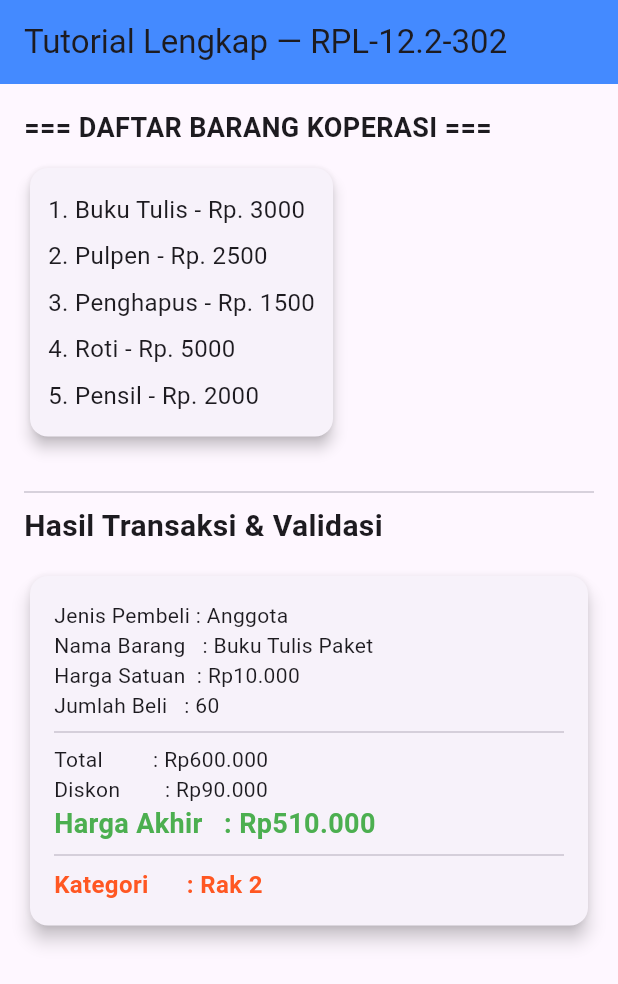
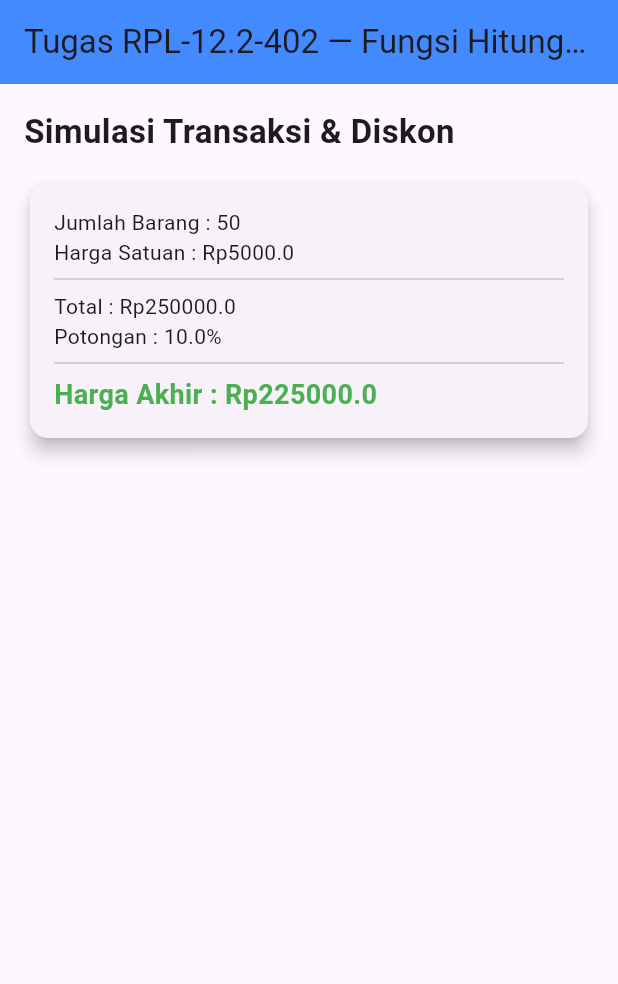
Before and after one commit to nandaridhoalfaroby-ui/project01_25, a Flutter app: the screen it shows after launch, on a phone screen of 412 x 824 dp. Shown: the top 984 px of the screen. Run offline on Flutter 3.47's test engine with Material 3 defaults, Android fonts, the phone set to English and light mode, and no system bars.

Commit message:
Tambah justifikasi penggunaan fungsi

```diff
--- a/lib/main.dart
+++ b/lib/main.dart
@@ -1,210 +1,80 @@
 import 'package:flutter/material.dart';
-import 'package:intl/intl.dart';
+
+// Fungsi pertama: Menghitung total belanja
+double hitungTotal(int jumlah, double harga) {
+  return jumlah * harga;
+}
+
+// Fungsi kedua: Menghitung harga akhir setelah diskon
+double hitungHargaAkhir(double total, double persenPotongan) {
+  return total - (total * persenPotongan / 100);
+}
 
 void main() {
-  // Format mata uang Rupiah
-  final NumberFormat rupiah = NumberFormat.currency(
-    locale: 'id_ID',
-    symbol: 'Rp',
-    decimalDigits: 0,
-  );
+  int jumlah = 50;
+  double harga = 5000;
 
-  // ==========================
-  // RPL-12.2-302 (PERULANGAN WHILE - SIMULASI STOK)
-  // ==========================
-  int stokBuku = 3;
+  double total = hitungTotal(jumlah, harga);
 
-  print("--- Penjualan Buku Tulis ---");
-  while (stokBuku > 0) {
-    stokBuku--;
-    print("Terjual 1, sisa stok: $stokBuku");
-  }
-  print("----------------------------\n");
-
-  // ==========================
-  // RPL-12.2-301 (DAFTAR BARANG DENGAN LIST & FOR)
-  // ==========================
-  List<String> namaBarangList = [
-    "Buku Tulis",
-    "Pulpen",
-    "Penghapus",
-    "Roti",
-    "Pensil"
-  ];
-
-  List<int> hargaBarangList = [
-    3000,
-    2500,
-    1500,
-    5000,
-    2000
-  ];
-
-  print("=== DAFTAR BARANG ===");
-  for (int i = 0; i < namaBarangList.length; i++) {
-    print("${i + 1}. ${namaBarangList[i]} - Rp. ${hargaBarangList[i]}");
-  }
-  print("=====================");
-
-  // ==========================
-  // TRANSAKSI UTAMA & VALIDASI (HOTS-1, HOTS-2, & HOTS-3)
-  // ==========================
-  bool anggota = true;
-  double hargaAnggota = 10000;
-  double hargaUmum = 12000;
-  int jumlahBeli = 60; // Total = 600.000
-  String namaBarangAktif = "Buku Tulis Paket";
-  String kategori = "makanan";
-
-  int hargaSatuan;
-  if (anggota) {
-    hargaSatuan = hargaAnggota.toInt();
+  double potongan;
+  if (total > 200000) {
+    potongan = 10;
+  } else if (total > 100000) {
+    potongan = 5;
   } else {
-    hargaSatuan = hargaUmum.toInt();
+    potongan = 0;
   }
 
-  double total = hargaSatuan.toDouble() * jumlahBeli;
+  double hargaAkhir = hitungHargaAkhir(total, potongan);
 
-  // Validasi input negatif (HOTS-2)
-  if (total < 0) {
-    print("ERROR: Total transaksi tidak boleh bernilai negatif.");
-    return;
-  }
-
-  double diskon = 0;
-
-  // Aturan diskon bertingkat (Urutan benar: dari terbesar ke terkecil - HOTS-3)
-  if (anggota && total > 500000) {
-    diskon = total * 0.15;
-  } else if (total > 200000) {
-    diskon = total * 0.10;
-  } else if (total > 100000) {
-    diskon = total * 0.05;
-  } else {
-    diskon = 0;
-  }
-
-  double hargaAkhir = total - diskon;
-
-  String rak;
-  switch (kategori) {
-    case "atk":
-      rak = "Rak 1";
-      break;
-    case "makanan":
-      rak = "Rak 2";
-      break;
-    case "minuman":
-      rak = "Rak 3";
-      break;
-    default:
-      rak = "Rak lain";
-  }
-
-  print("");
-  print("===== TRANSAKSI KASIR =====");
-  print("Jenis Pembeli : ${anggota ? "Anggota" : "Umum"}");
-  print("Nama Barang   : $namaBarangAktif");
-  print("Harga Satuan  : ${rupiah.format(hargaSatuan)}");
-  print("Jumlah Beli   : $jumlahBeli");
-  print("Total         : ${rupiah.format(total)}");
-  print("Diskon        : ${rupiah.format(diskon)}");
-  print("Harga Akhir   : ${rupiah.format(hargaAkhir)}");
-  print("Kategori      : $rak");
-  print("===========================");
+  print("Jumlah Barang : $jumlah");
+  print("Harga Satuan : Rp$harga");
+  print("Total : Rp$total");
+  print("Potongan : $potongan%");
+  print("Harga Akhir : Rp$hargaAkhir");
 
   runApp(MyApp(
-    anggota: anggota,
-    hargaSatuan: hargaSatuan,
-    jumlahBeli: jumlahBeli,
+    jumlah: jumlah,
+    harga: harga,
     total: total,
-    diskon: diskon,
+    potongan: potongan,
     hargaAkhir: hargaAkhir,
-    namaBarang: namaBarangAktif,
-    kategori: kategori,
-    rak: rak,
-    namaBarangList: ['Buku Tulis', 'Pulpen', 'Penghapus', 'Roti', 'Pensil'],
-    hargaBarangList: [3000, 2500, 1500, 5000, 2000],
   ));
 }
 
 class MyApp extends StatelessWidget {
-  final bool anggota;
-  final int hargaSatuan;
-  final int jumlahBeli;
+  final int jumlah;
+  final double harga;
   final double total;
-  final double diskon;
+  final double potongan;
   final double hargaAkhir;
-  final String namaBarang;
-  final String kategori;
-  final String rak;
-  final List<String> namaBarangList;
-  final List<int> hargaBarangList;
 
   const MyApp({
     super.key,
-    required this.anggota,
-    required this.hargaSatuan,
-    required this.jumlahBeli,
+    required this.jumlah,
+    required this.harga,
     required this.total,
-    required this.diskon,
+    required this.potongan,
     required this.hargaAkhir,
-    required this.namaBarang,
-    required this.kategori,
-    required this.rak,
-    required this.namaBarangList,
-    required this.hargaBarangList,
   });
 
   @override
   Widget build(BuildContext context) {
-    final NumberFormat rupiah = NumberFormat.currency(
-      locale: 'id_ID',
-      symbol: 'Rp',
-      decimalDigits: 0,
-    );
-
     return MaterialApp(
       debugShowCheckedModeBanner: false,
       home: Scaffold(
         appBar: AppBar(
-          title: const Text('Tutorial Lengkap — RPL-12.2-302'),
+          title: const Text('Tugas RPL-12.2-402 — Fungsi Hitung Harga Akhir'),
           backgroundColor: Colors.blueAccent,
         ),
-        body: SingleChildScrollView(
+        body: Padding(
           padding: const EdgeInsets.all(16),
           child: Column(
             crossAxisAlignment: CrossAxisAlignment.start,
             children: [
               const Text(
-                "=== DAFTAR BARANG KOPERASI ===",
-                style: TextStyle(fontSize: 18, fontWeight: FontWeight.bold),
-              ),
-              const SizedBox(height: 10),
-              Card(
-                elevation: 4,
-                child: Padding(
-                  padding: const EdgeInsets.all(12),
-                  child: Column(
-                    crossAxisAlignment: CrossAxisAlignment.start,
-                    children: List.generate(
-                      namaBarangList.length,
-                      (index) => Padding(
-                        padding: const EdgeInsets.symmetric(vertical: 4),
-                        child: Text(
-                          "${index + 1}. ${namaBarangList[index]} - Rp. ${hargaBarangList[index]}",
-                          style: const TextStyle(fontSize: 16),
-                        ),
-                      ),
-                    ),
-                  ),
-                ),
-              ),
-              const SizedBox(height: 25),
-              const Divider(),
-              const Text(
-                "Hasil Transaksi & Validasi",
-                style: TextStyle(fontSize: 20, fontWeight: FontWeight.bold),
+                "Simulasi Transaksi & Diskon",
+                style: TextStyle(fontSize: 22, fontWeight: FontWeight.bold),
               ),
               const SizedBox(height: 15),
               Card(
@@ -214,28 +84,18 @@ class MyApp extends StatelessWidget {
                   child: Column(
                     crossAxisAlignment: CrossAxisAlignment.start,
                     children: [
-                      Text("Jenis Pembeli : ${anggota ? "Anggota" : "Umum"}"),
-                      Text("Nama Barang   : $namaBarang"),
-                      Text("Harga Satuan  : ${rupiah.format(hargaSatuan)}"),
-                      Text("Jumlah Beli   : $jumlahBeli"),
+                      Text("Jumlah Barang : $jumlah"),
+                      Text("Harga Satuan : Rp$harga"),
                       const Divider(),
-                      Text("Total         : ${rupiah.format(total)}"),
-                      Text("Diskon        : ${rupiah.format(diskon)}"),
+                      Text("Total : Rp$total"),
+                      Text("Potongan : $potongan%"),
+                      const Divider(),
                       Text(
-                        "Harga Akhir   : ${rupiah.format(hargaAkhir)}",
+                        "Harga Akhir : Rp$hargaAkhir",
                         style: const TextStyle(
                           fontWeight: FontWeight.bold,
                           color: Colors.green,
                           fontSize: 18,
-                        ),
-                      ),
-                      const Divider(),
-                      Text(
-                        "Kategori      : $rak",
-                        style: const TextStyle(
-                          fontWeight: FontWeight.bold,
-                          color: Colors.deepOrange,
-                          fontSize: 16,
                         ),
                       ),
                     ],
@@ -250,6 +110,7 @@ class MyApp extends StatelessWidget {
   }
 }
 
-// Hati-hati banget ya, kalau salah nulis kondisi while bisa fatal akibatnya—programnya bisa nyangkut dan muter-muter terus tanpa henti (infinite loop), atau parahnya malah bikin stok barang jadi minus. Kalau kejadian di dunia nyata, koperasi bisa-bisa nombok atau jualan barang fiktif yang aslinya udah ludes.
-//
-// Makanya, biar aman dan nggak kebobolan jualan barang melebihi stok yang ada, kuncinya wajib pakai kondisi while (stok > 0). Dengan cara itu, proses transaksinya bakal otomatis berhenti tepat pas stok barangnya bener-bener sisa 0.
+// Nah, mecah program jadi fungsi-fungsi kecil kayak gini tuh ngebantu banget biar kodenya nggak semrawut dan gampang dipelajari.
+// Jadi, misal besok-besok aturan diskonnya direvisi atau diganti, kita cukup ngerombak logika di dalem fungsi `hitungHargaAkhir()`
+// atau pas bagian nentuin persentasenya aja. Otomatis, perubahan itu bakal langsung ngefek ke semua transaksi tanpa perlu repot
+// rix ngebeber and ngerubah rumus satu-satu di banyak tempat!
```
Also changed, not shown: 1 other file.
